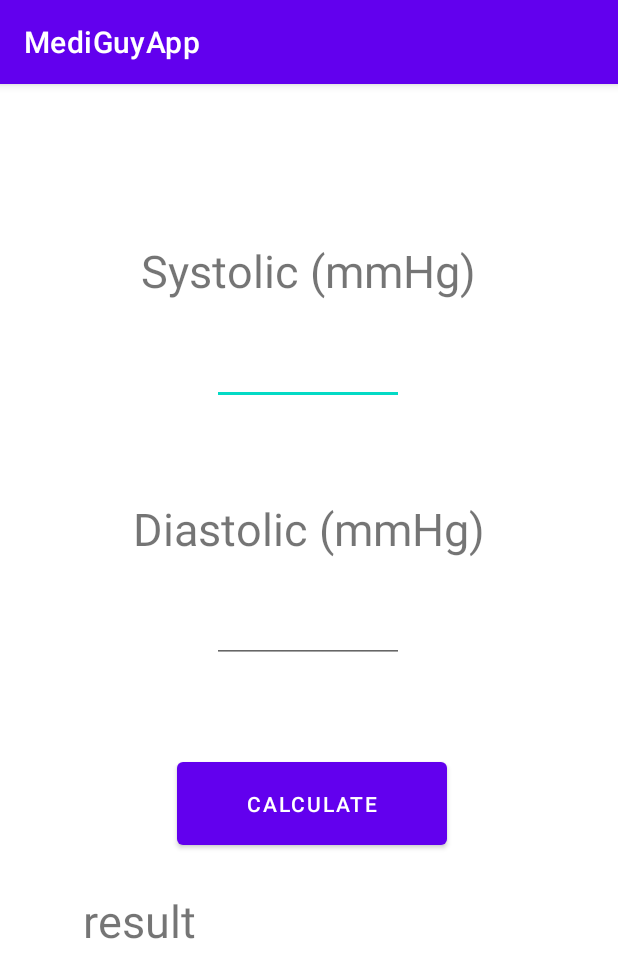
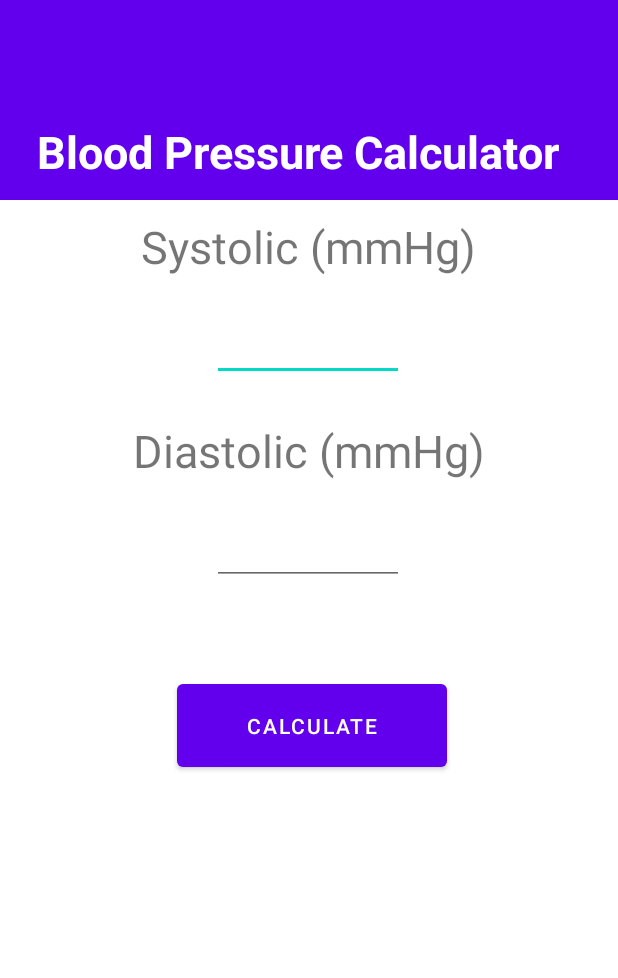
Before and after one commit to chrisjblu/MediGuyApp, an Android app: the BloodPressureActivity screen opened directly, with no data from a screen before it, on a phone screen of 412 x 824 dp. Shown: the top 978 px of the screen. Run offline under Robolectric (Android 15) with nearby library versions, the phone set to English and light mode, and no system bars.

Commit message:
Changes to Blood Pressure Calculator design and some comments added

```diff
--- a/app/src/main/java/com/example/mediguyapp/BloodPressureActivity.java
+++ b/app/src/main/java/com/example/mediguyapp/BloodPressureActivity.java
@@ -17,6 +17,10 @@ public class BloodPressureActivity extends AppCompatActivity {
     @Override
     protected void onCreate(Bundle savedInstanceState) {
         super.onCreate(savedInstanceState);
+
+        getSupportActionBar().hide();
+
+
         setContentView(R.layout.activity_blood_pressure);
 
         sys = findViewById(R.id.sys);
--- a/app/src/main/res/layout/activity_blood_pressure.xml
+++ b/app/src/main/res/layout/activity_blood_pressure.xml
@@ -6,11 +6,45 @@
     android:layout_height="match_parent"
     tools:context=".BloodPressureActivity">
 
+
+    <LinearLayout
+        android:layout_width="459dp"
+        android:layout_height="133dp"
+        android:layout_weight="1"
+        android:background="@drawable/header_bg"
+        android:gravity="bottom"
+        android:orientation="vertical"
+        android:padding="12dp"
+        app:layout_constraintEnd_toEndOf="parent"
+        app:layout_constraintStart_toStartOf="parent"
+        app:layout_constraintTop_toTopOf="parent">
+
+        <TextView
+            android:layout_width="418dp"
+            android:layout_height="wrap_content"
+            android:text="Blood Pressure Calculator"
+            android:gravity="center"
+            android:textColor="#FFFFFF"
+            android:textSize="30sp"
+            android:textStyle="bold" />
+
+
+        <!--        <TextView-->
+        <!--            android:layout_width="match_parent"-->
+        <!--            android:layout_height="wrap_content"-->
+        <!--            android:text=""-->
+        <!--            android:textColor="#FFFFFF"-->
+        <!--            android:textSize="20sp" />-->
+
+
+    </LinearLayout>
+
+
     <TextView
         android:id="@+id/textView"
         android:layout_width="wrap_content"
         android:layout_height="wrap_content"
-        android:layout_marginTop="104dp"
+        android:layout_marginTop="144dp"
         android:text="Systolic (mmHg)"
         android:textSize="30sp"
         app:layout_constraintEnd_toEndOf="parent"
@@ -38,7 +72,7 @@
         android:id="@+id/textView2"
         android:layout_width="wrap_content"
         android:layout_height="wrap_content"
-        android:layout_marginTop="276dp"
+        android:layout_marginTop="280dp"
         android:text="Diastolic (mmHg)"
         android:textSize="30sp"
         app:layout_constraintEnd_toEndOf="parent"
@@ -77,10 +111,10 @@
 
     <TextView
         android:id="@+id/bpresult"
-        android:layout_width="300dp"
-        android:layout_height="71dp"
+        android:layout_width="311dp"
+        android:layout_height="137dp"
         android:layout_marginTop="24dp"
-        android:text="result"
+        android:text=""
         android:textSize="30sp"
         app:layout_constraintEnd_toEndOf="parent"
         app:layout_constraintHorizontal_bias="0.495"
```
Also changed, not shown: app/src/main/java/ui/JournalRecyclerInputer.java (+4 -3 lines).
